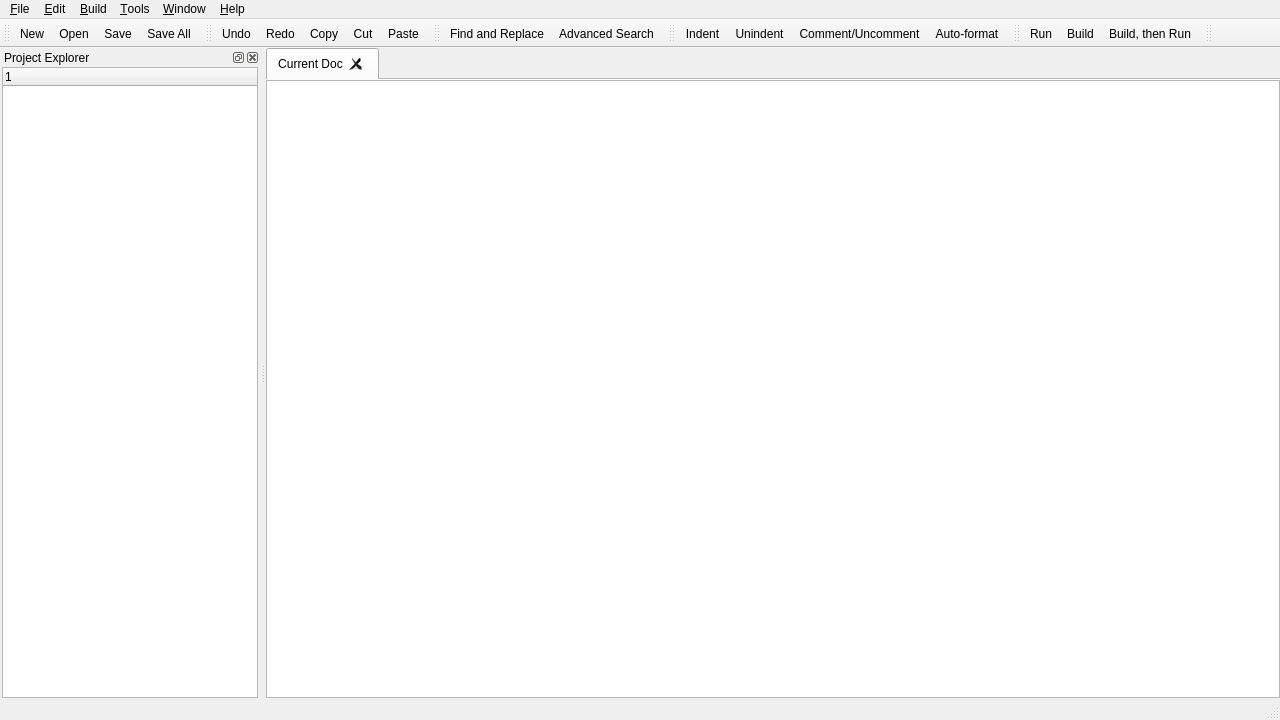
This is ui/mainwindow.ui in ElPincheTopo/Abigail as Qt 5 draws it before an edit. The edited form follows.
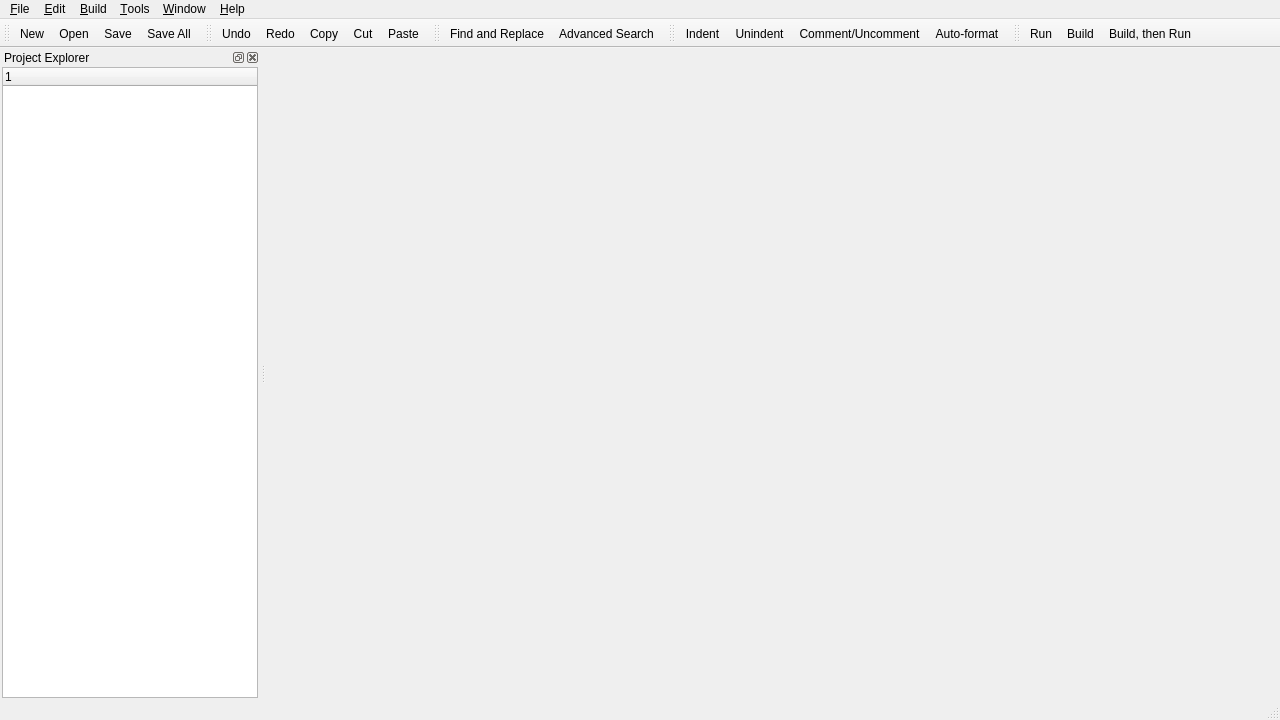
This is the edited form. Icons and pictures are not drawn. Custom widgets are drawn as their Qt base class.

```diff
--- a/ui/mainwindow.ui
+++ b/ui/mainwindow.ui
@@ -25,7 +25,7 @@
      <number>0</number>
     </property>
     <item row="0" column="1">
-     <widget class="QTabWidget" name="tabWidget">
+     <widget class="TabManager" name="tabsManager">
       <property name="statusTip">
        <string/>
       </property>
@@ -35,6 +35,12 @@
       <property name="tabShape">
        <enum>QTabWidget::Rounded</enum>
       </property>
+      <property name="currentIndex">
+       <number>-1</number>
+      </property>
+      <property name="elideMode">
+       <enum>Qt::ElideNone</enum>
+      </property>
       <property name="documentMode">
        <bool>true</bool>
       </property>
@@ -44,31 +50,6 @@
       <property name="movable">
        <bool>true</bool>
       </property>
-      <widget class="QWidget" name="tab">
-       <attribute name="title">
-        <string>Current Doc</string>
-       </attribute>
-       <layout class="QGridLayout" name="gridLayout">
-        <property name="margin">
-         <number>0</number>
-        </property>
-        <property name="spacing">
-         <number>0</number>
-        </property>
-        <item row="0" column="0">
-         <widget class="QTextEdit" name="textEdit">
-          <property name="font">
-           <font>
-            <family>Monospace</family>
-           </font>
-          </property>
-          <property name="lineWrapMode">
-           <enum>QTextEdit::NoWrap</enum>
-          </property>
-         </widget>
-        </item>
-       </layout>
-      </widget>
      </widget>
     </item>
    </layout>
@@ -320,17 +301,6 @@
     </layout>
    </widget>
   </widget>
-  <widget class="QToolBar" name="toolBar">
-   <property name="windowTitle">
-    <string>toolBar</string>
-   </property>
-   <attribute name="toolBarArea">
-    <enum>TopToolBarArea</enum>
-   </attribute>
-   <attribute name="toolBarBreak">
-    <bool>false</bool>
-   </attribute>
-  </widget>
   <action name="actionContents">
    <property name="text">
     <string>&amp;Contents</string>
@@ -644,6 +614,17 @@
   </action>
  </widget>
  <layoutdefault spacing="6" margin="11"/>
+ <customwidgets>
+  <customwidget>
+   <class>TabManager</class>
+   <extends>QTabWidget</extends>
+   <header>code/tabmanager.h</header>
+   <container>1</container>
+   <slots>
+    <slot>saveCurrentDoc()</slot>
+   </slots>
+  </customwidget>
+ </customwidgets>
  <resources>
   <include location="../resources/icons.qrc"/>
  </resources>
```
Left out of the diff: 35 changed lines with no effect on the pictures.
